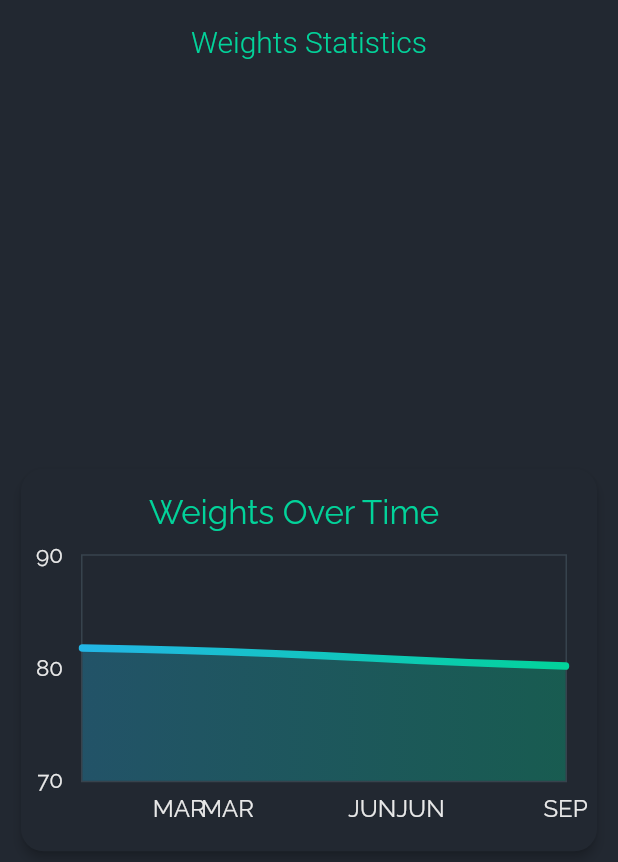
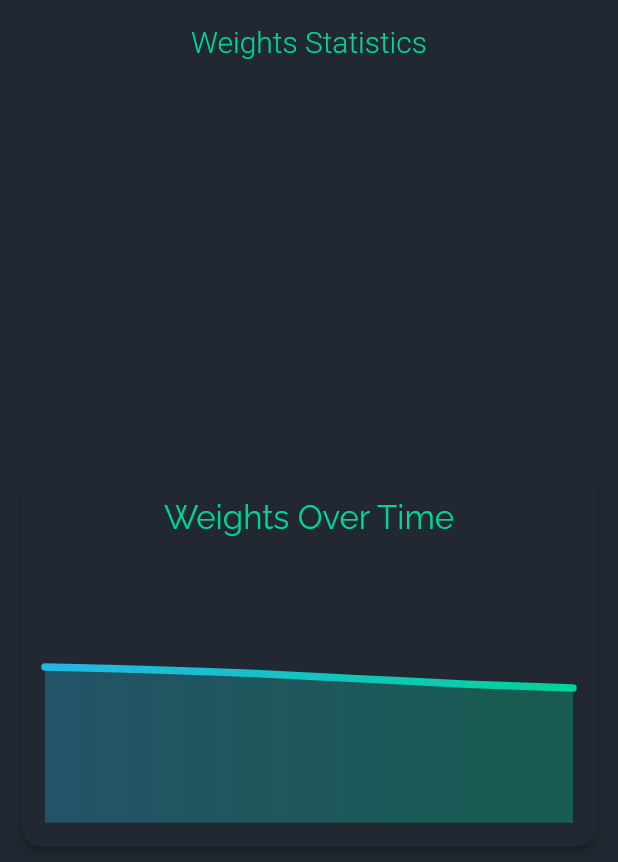
Before and after one commit to seanyasno/weights, a Flutter app: the screen it shows after launch, on a phone screen of 412 x 824 dp. Shown: the top 862 px of the screen. Run offline on Flutter 3.47's test engine with Material 2 defaults, Android fonts, the phone set to English and light mode, and no system bars; drawn by our look-alikes of fl_chart; our stand-ins replace google_fonts.

Commit message:
Some design.

```diff
--- a/lib/components/charts/weights_over_time/weights_over_time_chart.dart
+++ b/lib/components/charts/weights_over_time/weights_over_time_chart.dart
@@ -21,10 +21,7 @@ class WeightsOverTimeChart extends StatelessWidget {
       children: [
         Text(
           'Weights Over Time',
-          style: TextStyle(
-            fontSize: 22,
-            color: Theme.of(context).primaryColor
-          ),
+          style: TextStyle(fontSize: 22, color: Theme.of(context).primaryColor),
         ),
         SizedBox(height: 15),
         AspectRatio(
@@ -37,64 +34,9 @@ class WeightsOverTimeChart extends StatelessWidget {
 
   LineChartData mainData(BuildContext context) {
     return LineChartData(
-      gridData: FlGridData(
-        show: false,
-        drawVerticalLine: true,
-        getDrawingHorizontalLine: (value) {
-          return FlLine(
-            color: const Color(0xff37434d),
-            strokeWidth: 0,
-          );
-        },
-        getDrawingVerticalLine: (value) {
-          return FlLine(
-            color: const Color(0xff37434d),
-            strokeWidth: 1,
-          );
-        },
-      ),
-      titlesData: FlTitlesData(
-        show: true,
-        bottomTitles: SideTitles(
-          showTitles: true,
-          reservedSize: 22,
-          getTextStyles: (value) => TextStyle(
-            color: Theme.of(context).textTheme.bodyText1.color,
-            fontSize: 16,
-          ),
-          getTitles: (value) {
-            switch (value.toInt()) {
-              case 1:
-                return 'MAR';
-              case 3:
-                return 'JUN';
-              case 5:
-                return 'SEP';
-            }
-            return '';
-          },
-          margin: 8,
-        ),
-        leftTitles: SideTitles(
-          showTitles: true,
-          getTextStyles: (value) => TextStyle(
-            color: Theme.of(context).textTheme.bodyText1.color,
-            fontSize: 15,
-          ),
-          getTitles: (value) {
-            if (value.toInt() % 10 == 0) {
-              return value.toInt().toString();
-            }
-
-            return '';
-          },
-          reservedSize: 28,
-          margin: 12,
-        ),
-      ),
-      borderData: FlBorderData(
-          show: true,
-          border: Border.all(color: const Color(0xff37434d), width: 1)),
+      gridData: chartGrid(),
+      titlesData: chartTitles(Theme.of(context)),
+      borderData: chartBorder(),
       minX: 0,
       maxX: 5,
       minY: 70,
@@ -122,4 +64,75 @@ class WeightsOverTimeChart extends StatelessWidget {
       ],
     );
   }
+
+  FlTitlesData chartTitles(ThemeData theme) {
+    return FlTitlesData(
+      show: false,
+      bottomTitles: SideTitles(
+        showTitles: true,
+        reservedSize: 22,
+        getTextStyles: (value) => TextStyle(
+          color: theme.textTheme.bodyText1.color,
+          fontSize: 16,
+        ),
+        getTitles: (value) {
+          switch (value.toInt()) {
+            case 1:
+              return 'MAR';
+            case 3:
+              return 'JUN';
+            case 5:
+              return 'SEP';
+          }
+          return '';
+        },
+        margin: 8,
+      ),
+      leftTitles: SideTitles(
+        showTitles: true,
+        getTextStyles: (value) => TextStyle(
+          color: theme.textTheme.bodyText1.color,
+          fontSize: 15,
+        ),
+        getTitles: (value) {
+          if (value.toInt() % 10 == 0) {
+            return value.toInt().toString();
+          }
+
+          return '';
+        },
+        reservedSize: 28,
+        margin: 12,
+      ),
+    );
+  }
+
+  FlGridData chartGrid() {
+    return FlGridData(
+      show: false,
+      drawVerticalLine: true,
+      getDrawingHorizontalLine: (value) {
+        return FlLine(
+          color: const Color(0xff37434d),
+          strokeWidth: 0,
+        );
+      },
+      getDrawingVerticalLine: (value) {
+        return FlLine(
+          color: const Color(0xff37434d),
+          strokeWidth: 1,
+        );
+      },
+    );
+  }
+
+  FlBorderData chartBorder() {
+    return FlBorderData(
+      show: false,
+      border: Border.all(
+        color: const Color(0xff37434d),
+        width: 1,
+      ),
+    );
+  }
 }
--- a/lib/pages/weights/weights_page.dart
+++ b/lib/pages/weights/weights_page.dart
@@ -72,7 +72,8 @@ class WeightsPage extends StatelessWidget {
         padding: EdgeInsets.only(
           top: 16,
           bottom: 16,
-          right: 20,
+          right: 16,
+          left: 16,
         ),
         child: chart,
       ),
```
